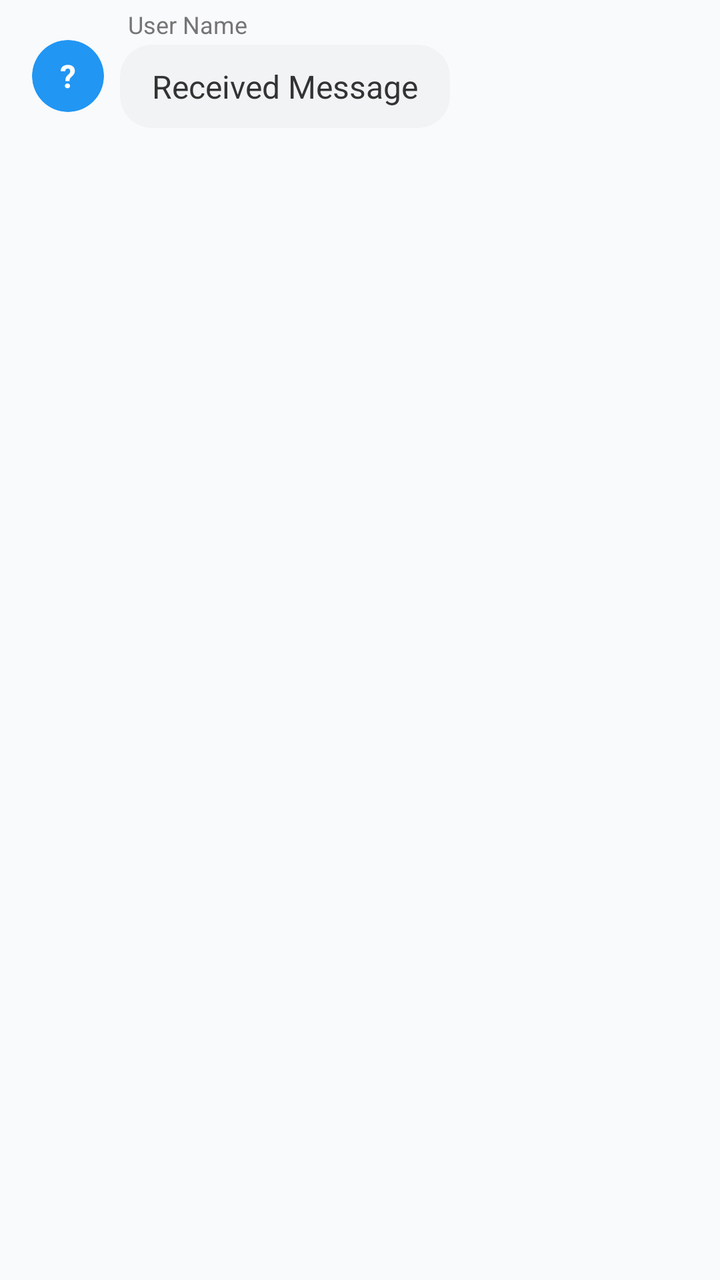
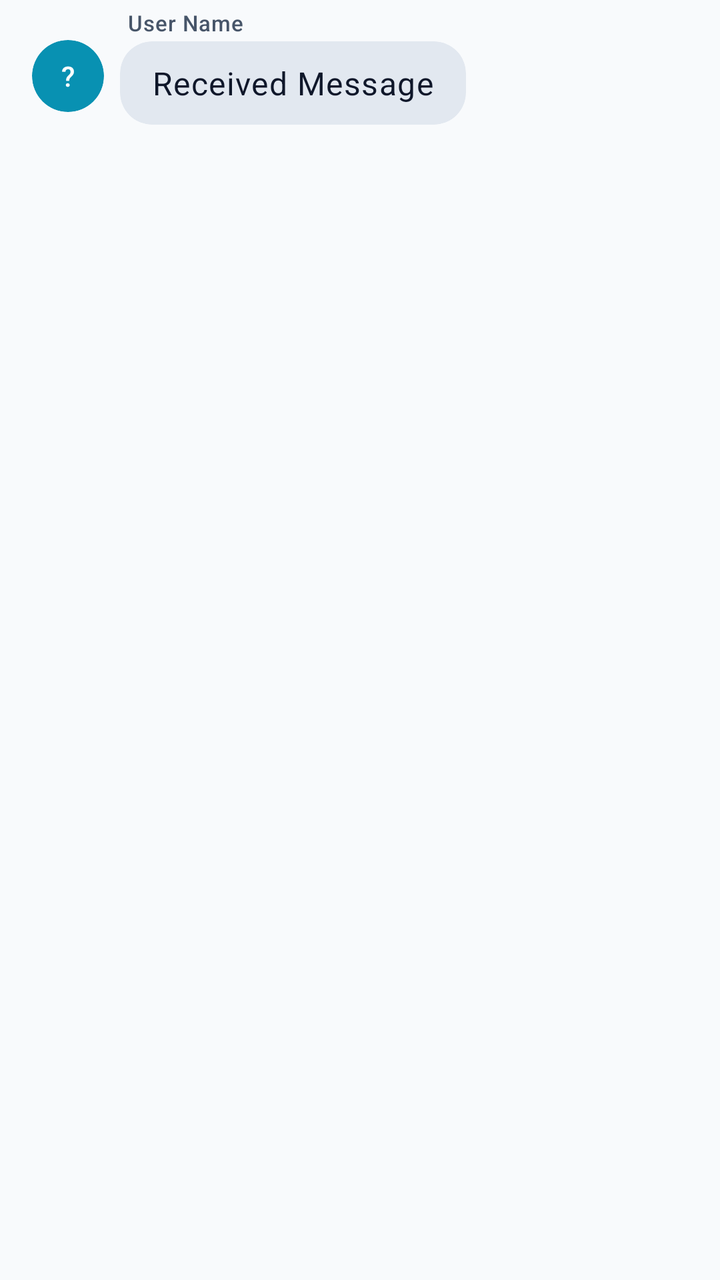

Screens rendered from an Android XML layout before and after an edit, with the pre-edit source and the edit as a unified diff.
<!-- AndroidManifest.xml: application theme Theme.StudentRoomSharingApp -->
<!-- res/layout/item_message_received.xml -->
<?xml version="1.0" encoding="utf-8"?>
<LinearLayout xmlns:android="http://schemas.android.com/apk/res/android"
    xmlns:app="http://schemas.android.com/apk/res-auto"
    android:layout_width="match_parent"
    android:layout_height="wrap_content"
    android:gravity="start"
    android:orientation="horizontal"
    android:paddingHorizontal="16dp"
    android:paddingVertical="4dp">

    <FrameLayout
        android:layout_width="36dp"
        android:layout_height="36dp"
        android:layout_marginTop="16dp">

        <com.google.android.material.card.MaterialCardView
            android:id="@+id/cardAvatarInitial"
            android:layout_width="36dp"
            android:layout_height="36dp"
            app:cardBackgroundColor="#2196F3"
            app:cardCornerRadius="18dp"
            app:cardElevation="0dp"
            app:strokeWidth="0dp">

            <TextView
                android:id="@+id/textViewUserInitial"
                android:layout_width="match_parent"
                android:layout_height="match_parent"
                android:gravity="center"
                android:text="?"
                android:textColor="#FFFFFF"
                android:textSize="16sp"
                android:textStyle="bold" />
        </com.google.android.material.card.MaterialCardView>

        <ImageView
            android:id="@+id/ivMessageAvatar"
            android:layout_width="36dp"
            android:layout_height="36dp"
            android:scaleType="centerCrop"
            android:visibility="gone"
            app:srcCompat="@drawable/ic_person_placeholder" />

    </FrameLayout>

    <LinearLayout
        android:layout_width="wrap_content"
        android:layout_height="wrap_content"
        android:layout_marginEnd="60dp"
        android:layout_marginStart="8dp"
        android:orientation="vertical">

        <TextView
            android:id="@+id/textViewUserName"
            android:layout_width="wrap_content"
            android:layout_height="wrap_content"
            android:layout_marginStart="4dp"
            android:layout_marginBottom="2dp"
            android:text="User Name"
            android:textColor="#757575"
            android:textSize="12sp" />

        <com.google.android.material.card.MaterialCardView
            android:layout_width="wrap_content"
            android:layout_height="wrap_content"
            app:cardBackgroundColor="#F1F3F4"
            app:cardCornerRadius="16dp"
            app:cardElevation="0dp"
            app:strokeWidth="0dp">

            <TextView
                android:id="@+id/messageTextView"
                android:layout_width="wrap_content"
                android:layout_height="wrap_content"
                android:paddingHorizontal="16dp"
                android:paddingVertical="10dp"
                android:text="Received Message"
                android:textColor="#333333"
                android:textSize="16sp" />

        </com.google.android.material.card.MaterialCardView>
    </LinearLayout>
</LinearLayout>
<!-- resources referenced by this layout -->
<resources>
  <color name="primary">#0891B2</color>
  <color name="onPrimary">#FFFFFF</color>
  <color name="primaryContainer">#B5EAFB</color>
  <color name="onPrimaryContainer">#001F2A</color>
  <color name="secondary">#4E6A74</color>
  <color name="onSecondary">#FFFFFF</color>
  <color name="secondaryContainer">#D1F0F8</color>
  <color name="onSecondaryContainer">#05212A</color>
  <color name="tertiary">#9B6B4C</color>
  <color name="onTertiary">#FFFFFF</color>
  <color name="error">#DC2626</color>
  <color name="onError">#FFFFFF</color>
  <color name="errorContainer">#FFDAD6</color>
  <color name="onErrorContainer">#410002</color>
  <color name="background">#F8FAFC</color>
  <color name="onBackground">#0F172A</color>
  <color name="surface">#FFFFFF</color>
  <color name="onSurface">#0F172A</color>
  <color name="surfaceVariant">#E2E8F0</color>
  <color name="onSurfaceVariant">#475569</color>
  <color name="outline">#94A3B8</color>
  <style name="TextAppearance.StudentRoomSharingApp.HeadlineMedium" parent="TextAppearance.Material3.HeadlineMedium">
          <item name="android:textSize">28sp</item>
          <item name="android:lineSpacingExtra">0sp</item>
          <item name="android:fontWeight">600</item>
      </style>
  <style name="TextAppearance.StudentRoomSharingApp.TitleLarge" parent="TextAppearance.Material3.TitleLarge">
          <item name="android:textSize">22sp</item>
          <item name="android:lineSpacingExtra">0sp</item>
          <item name="android:fontWeight">600</item>
      </style>
  <style name="TextAppearance.StudentRoomSharingApp.TitleMedium" parent="TextAppearance.Material3.TitleMedium">
          <item name="android:textSize">16sp</item>
          <item name="android:lineSpacingExtra">0sp</item>
          <item name="android:fontWeight">600</item>
      </style>
  <style name="TextAppearance.StudentRoomSharingApp.TitleSmall" parent="TextAppearance.Material3.TitleSmall">
          <item name="android:textSize">14sp</item>
          <item name="android:lineSpacingExtra">0sp</item>
          <item name="android:fontWeight">600</item>
      </style>
  <style name="TextAppearance.StudentRoomSharingApp.BodyLarge" parent="TextAppearance.Material3.BodyLarge">
          <item name="android:textSize">16sp</item>
          <item name="android:lineSpacingExtra">4sp</item>
      </style>
  <style name="TextAppearance.StudentRoomSharingApp.BodyMedium" parent="TextAppearance.Material3.BodyMedium">
          <item name="android:textSize">14sp</item>
          <item name="android:lineSpacingExtra">4sp</item>
      </style>
  <style name="TextAppearance.StudentRoomSharingApp.BodySmall" parent="TextAppearance.Material3.BodySmall">
          <item name="android:textSize">12sp</item>
          <item name="android:lineSpacingExtra">4sp</item>
      </style>
  <style name="TextAppearance.StudentRoomSharingApp.LabelLarge" parent="TextAppearance.Material3.LabelLarge">
          <item name="android:textSize">14sp</item>
          <item name="android:fontWeight">500</item>
          <item name="android:letterSpacing">0.01</item>
      </style>
  <style name="TextAppearance.StudentRoomSharingApp.LabelMedium" parent="TextAppearance.Material3.LabelMedium">
          <item name="android:textSize">12sp</item>
          <item name="android:fontWeight">500</item>
          <item name="android:letterSpacing">0.02</item>
      </style>
  <style name="TextAppearance.StudentRoomSharingApp.LabelSmall" parent="TextAppearance.Material3.LabelSmall">
          <item name="android:textSize">11sp</item>
          <item name="android:fontWeight">500</item>
          <item name="android:letterSpacing">0.03</item>
      </style>
  <!-- unchanged entries left out for length: 3 -->
</resources>

<!-- the commit's change to res/layout/item_message_received.xml (unified diff, before → after) -->
@@ -17,7 +17,7 @@
             android:id="@+id/cardAvatarInitial"
             android:layout_width="36dp"
             android:layout_height="36dp"
-            app:cardBackgroundColor="#2196F3"
+            app:cardBackgroundColor="?attr/colorPrimary"
             app:cardCornerRadius="18dp"
             app:cardElevation="0dp"
             app:strokeWidth="0dp">
@@ -28,9 +28,8 @@
                 android:layout_height="match_parent"
                 android:gravity="center"
                 android:text="?"
-                android:textColor="#FFFFFF"
-                android:textSize="16sp"
-                android:textStyle="bold" />
+                android:textColor="?attr/colorOnPrimary"
+                android:textAppearance="?attr/textAppearanceTitleSmall" />
         </com.google.android.material.card.MaterialCardView>
 
         <ImageView
@@ -57,14 +56,14 @@
             android:layout_marginStart="4dp"
             android:layout_marginBottom="2dp"
             android:text="User Name"
-            android:textColor="#757575"
-            android:textSize="12sp" />
+            android:textAppearance="?attr/textAppearanceLabelSmall"
+            android:textColor="?attr/colorOnSurfaceVariant" />
 
         <com.google.android.material.card.MaterialCardView
             android:layout_width="wrap_content"
             android:layout_height="wrap_content"
-            app:cardBackgroundColor="#F1F3F4"
-            app:cardCornerRadius="16dp"
+            app:cardBackgroundColor="@color/item_message_received"
+            app:cardCornerRadius="@dimen/shapeCornerLarge"
             app:cardElevation="0dp"
             app:strokeWidth="0dp">
 
@@ -75,8 +74,8 @@
                 android:paddingHorizontal="16dp"
                 android:paddingVertical="10dp"
                 android:text="Received Message"
-                android:textColor="#333333"
-                android:textSize="16sp" />
+                android:textColor="?attr/colorOnSurface"
+                android:textAppearance="?attr/textAppearanceBodyLarge" />
 
         </com.google.android.material.card.MaterialCardView>
     </LinearLayout>
<!-- resource entries referenced after the edit -->
@@ -1,5 +1,7 @@
 <!-- resources referenced by this layout -->
 <resources>
+  <color name="item_message_received">#E2E8F0</color>
+  <dimen name="shapeCornerLarge">16dp</dimen>
   <color name="primary">#0891B2</color>
   <color name="onPrimary">#FFFFFF</color>
   <color name="primaryContainer">#B5EAFB</color>
